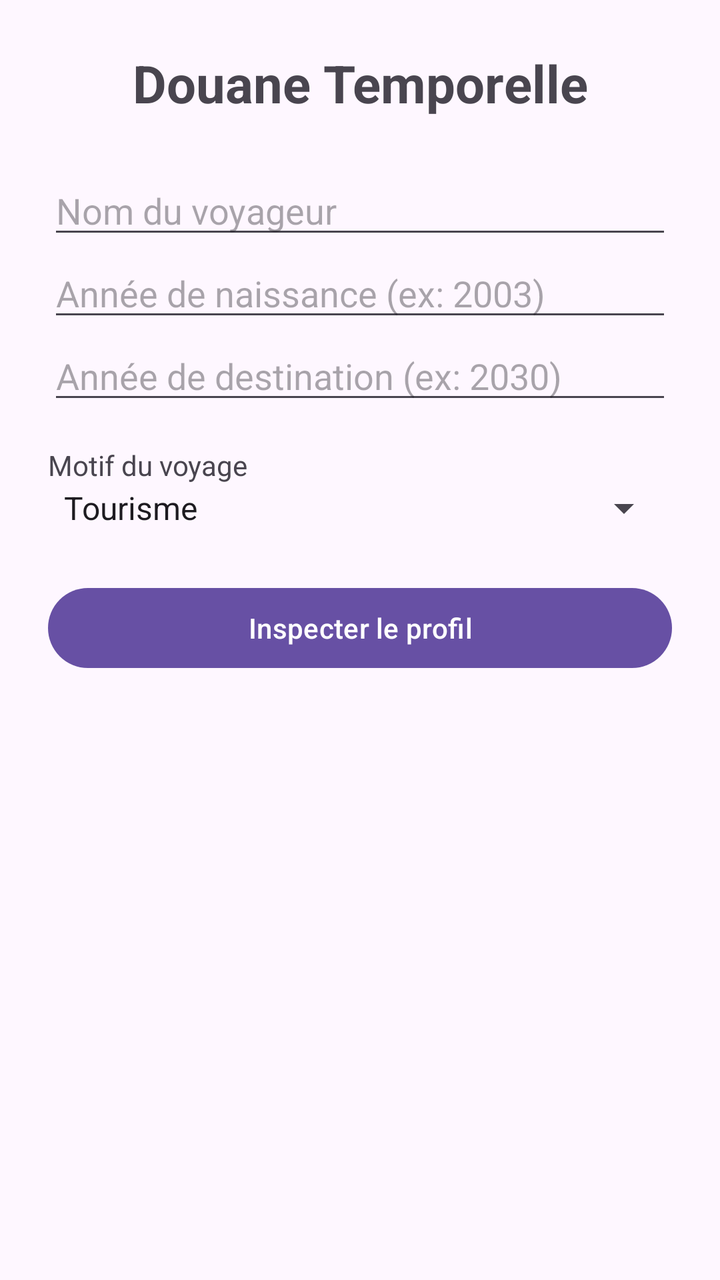
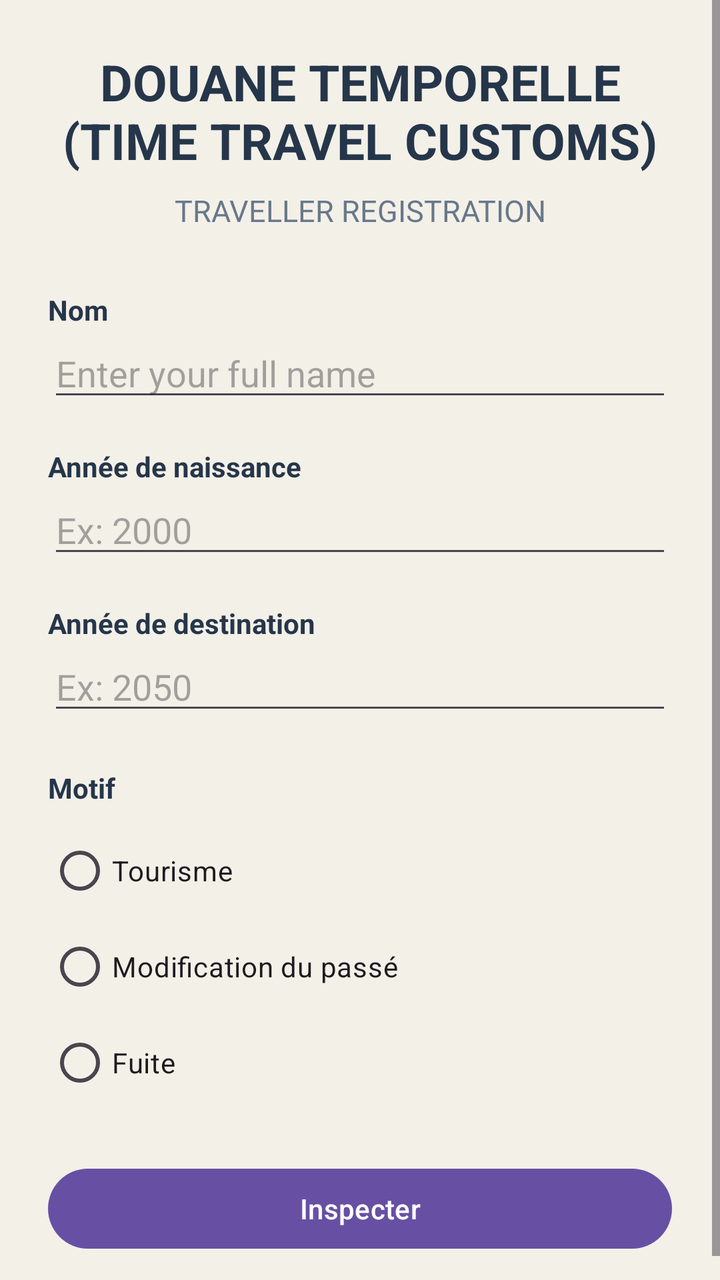

Before-and-after screenshots of an Android layout around one commit, followed by the original layout XML and the change that was made.
<!-- AndroidManifest.xml: application theme Theme.DouaneTemporelle -->
<!-- res/layout/activity_main.xml -->
<?xml version="1.0" encoding="utf-8"?>
<LinearLayout xmlns:android="http://schemas.android.com/apk/res/android"
    android:layout_width="match_parent"
    android:layout_height="match_parent"
    android:orientation="vertical"
    android:padding="24dp">

    <TextView
        android:id="@+id/tv_titre_hl"
        android:layout_width="match_parent"
        android:layout_height="wrap_content"
        android:text="@string/douane_temporelle"
        android:textSize="26sp"
        android:textStyle="bold"
        android:gravity="center"
        android:layout_marginBottom="24dp" />

    <EditText
        android:id="@+id/et_nom_hl"
        android:layout_width="match_parent"
        android:layout_height="wrap_content"
        android:autofillHints="" android:hint="@string/nom_du_voyageur"
        android:inputType="textPersonName" />

    <EditText
        android:id="@+id/et_naissance_hl"
        android:layout_width="match_parent"
        android:layout_height="wrap_content"
        android:autofillHints="" android:hint="@string/ann_e_de_naissance_ex_1990"
        android:inputType="number"
        android:maxLength="4" />

    <EditText
        android:id="@+id/et_destination_hl"
        android:layout_width="match_parent"
        android:layout_height="wrap_content"
        android:autofillHints="" android:hint="@string/ann_e_de_destination_ex_2050"
        android:inputType="number"
        android:maxLength="4" />

    <TextView
        android:id="@+id/tv_motif_label_hl"
        android:layout_width="match_parent"
        android:layout_height="wrap_content"
        android:text="@string/motif_du_voyage"
        android:layout_marginTop="16dp" />

    <Spinner
        android:id="@+id/spinner_motif_hl"
        android:layout_width="match_parent"
        android:layout_height="wrap_content"
        android:entries="@array/motifs" />

    <Button
        android:id="@+id/btn_inspecter_hl"
        android:layout_width="match_parent"
        android:layout_height="wrap_content"
        android:text="@string/inspecter_le_profil"
        android:layout_marginTop="24dp" />
</LinearLayout>
<!-- resources referenced by this layout -->
<resources>
  <string-array name="motifs">
          <item>Tourisme</item>
          <item>Modification du passé</item>
          <item>Fuite</item>
      </string-array>
  <string name="ann_e_de_destination_ex_2050">Année de destination (ex: 2030)</string>
  <string name="ann_e_de_naissance_ex_1990">Année de naissance (ex: 2003)</string>
  <string name="douane_temporelle">Douane Temporelle</string>
  <string name="inspecter_le_profil">Inspecter le profil</string>
  <string name="motif_du_voyage">Motif du voyage</string>
  <string name="nom_du_voyageur">Nom du voyageur</string>
  <style name="Theme.DouaneTemporelle" parent="Base.Theme.DouaneTemporelle" />
  <style name="Base.Theme.DouaneTemporelle" parent="Theme.Material3.DayNight.NoActionBar">
          
          
      </style>
</resources>

<!-- the commit's change to res/layout/activity_main.xml (unified diff, before → after) -->
@@ -1,60 +1,147 @@
 <?xml version="1.0" encoding="utf-8"?>
-<LinearLayout xmlns:android="http://schemas.android.com/apk/res/android"
+<ScrollView xmlns:android="http://schemas.android.com/apk/res/android"
     android:layout_width="match_parent"
     android:layout_height="match_parent"
-    android:orientation="vertical"
-    android:padding="24dp">
+    android:background="#F3F0E8"
+    android:id="@+id/scroll_main_kh">
 
-    <TextView
-        android:id="@+id/tv_titre_hl"
+    
+    <LinearLayout
+        android:id="@+id/layout_main_kh"
         android:layout_width="match_parent"
         android:layout_height="wrap_content"
-        android:text="@string/douane_temporelle"
-        android:textSize="26sp"
-        android:textStyle="bold"
-        android:gravity="center"
-        android:layout_marginBottom="24dp" />
+        android:orientation="vertical"
+        android:padding="24dp">
 
-    <EditText
-        android:id="@+id/et_nom_hl"
-        android:layout_width="match_parent"
-        android:layout_height="wrap_content"
-        android:autofillHints="" android:hint="@string/nom_du_voyageur"
-        android:inputType="textPersonName" />
+        
+        
+        <TextView
+            android:id="@+id/txt_title_kh"
+            android:layout_width="match_parent"
+            android:layout_height="wrap_content"
+            android:text="DOUANE TEMPORELLE (TIME TRAVEL CUSTOMS)"
+            android:textSize="25sp"
+            android:textStyle="bold"
+            android:textColor="#26364A"
+            android:gravity="center"
+            android:layout_marginBottom="8dp"/>
 
-    <EditText
-        android:id="@+id/et_naissance_hl"
-        android:layout_width="match_parent"
-        android:layout_height="wrap_content"
-        android:autofillHints="" android:hint="@string/ann_e_de_naissance_ex_1990"
-        android:inputType="number"
-        android:maxLength="4" />
+        
+        <TextView
+            android:id="@+id/txt_subtitle_kh"
+            android:layout_width="match_parent"
+            android:layout_height="wrap_content"
+            android:text="TRAVELLER REGISTRATION"
+            android:textSize="15sp"
+            android:textColor="#68788A"
+            android:gravity="center"
+            android:layout_marginBottom="30dp"/>
 
-    <EditText
-        android:id="@+id/et_destination_hl"
-        android:layout_width="match_parent"
-        android:layout_height="wrap_content"
-        android:autofillHints="" android:hint="@string/ann_e_de_destination_ex_2050"
-        android:inputType="number"
-        android:maxLength="4" />
+        
+        <TextView
+            android:id="@+id/txt_nom_kh"
+            android:layout_width="wrap_content"
+            android:layout_height="wrap_content"
+            android:text="Nom"
+            android:textStyle="bold"
+            android:textColor="#26364A"/>
 
-    <TextView
-        android:id="@+id/tv_motif_label_hl"
-        android:layout_width="match_parent"
-        android:layout_height="wrap_content"
-        android:text="@string/motif_du_voyage"
-        android:layout_marginTop="16dp" />
+        
+        <EditText
+            android:id="@+id/edt_nom_kh"
+            android:layout_width="match_parent"
+            android:layout_height="wrap_content"
+            android:hint="Enter your full name"
+            android:inputType="textPersonName"
+            android:layout_marginBottom="18dp"/>
+        android:minHeight="48dp"
 
-    <Spinner
-        android:id="@+id/spinner_motif_hl"
-        android:layout_width="match_parent"
-        android:layout_height="wrap_content"
-        android:entries="@array/motifs" />
+        
+        <TextView
+            android:id="@+id/txt_naissance_kh"
+            android:layout_width="wrap_content"
+            android:layout_height="wrap_content"
+            android:text="Année de naissance"
+            android:textStyle="bold"
+            android:textColor="#26364A"/>
 
-    <Button
-        android:id="@+id/btn_inspecter_hl"
-        android:layout_width="match_parent"
-        android:layout_height="wrap_content"
-        android:text="@string/inspecter_le_profil"
-        android:layout_marginTop="24dp" />
-</LinearLayout>
+        
+        <EditText
+            android:id="@+id/edt_naissance_kh"
+            android:layout_width="match_parent"
+            android:layout_height="wrap_content"
+            android:hint="Ex: 2000"
+            android:inputType="number"
+            android:layout_marginBottom="18dp"/>
+        android:minHeight="48dp"
+
+        
+        <TextView
+            android:id="@+id/txt_destination_kh"
+            android:layout_width="wrap_content"
+            android:layout_height="wrap_content"
+            android:text="Année de destination"
+            android:textStyle="bold"
+            android:textColor="#26364A"/>
+
+        
+        <EditText
+            android:id="@+id/edt_destination_kh"
+            android:layout_width="match_parent"
+            android:layout_height="wrap_content"
+            android:hint="Ex: 2050"
+            android:inputType="number"
+            android:layout_marginBottom="22dp"/>
+        android:minHeight="48dp"
+
+        
+        <TextView
+            android:id="@+id/txt_motif_kh"
+            android:layout_width="wrap_content"
+            android:layout_height="wrap_content"
+            android:text="Motif"
+            android:textStyle="bold"
+            android:textColor="#26364A"
+            android:layout_marginBottom="8dp"/>
+
+        
+        <RadioGroup
+            android:id="@+id/radio_motif_kh"
+            android:layout_width="match_parent"
+            android:layout_height="wrap_content"
+            android:orientation="vertical">
+
+            
+            <RadioButton
+                android:id="@+id/rb_tourisme_kh"
+                android:layout_width="wrap_content"
+                android:layout_height="wrap_content"
+                android:text="Tourisme"/>
+
+            
+            <RadioButton
+                android:id="@+id/rb_passe_kh"
+                android:layout_width="wrap_content"
+                android:layout_height="wrap_content"
+                android:text="Modification du passé"/>
+
+            
+            <RadioButton
+                android:id="@+id/rb_fuite_kh"
+                android:layout_width="wrap_content"
+                android:layout_height="wrap_content"
+                android:text="Fuite"/>
+
+        </RadioGroup>
+
+        
+        <Button
+            android:id="@+id/btn_inspecter_kh"
+            android:layout_width="match_parent"
+            android:layout_height="wrap_content"
+            android:text="Inspecter"
+            android:layout_marginTop="25dp"/>
+
+    </LinearLayout>
+
+</ScrollView>
<!-- resource entries referenced after the edit -->
@@ -1,16 +1,5 @@
 <!-- resources referenced by this layout -->
 <resources>
-  <string-array name="motifs">
-          <item>Tourisme</item>
-          <item>Modification du passé</item>
-          <item>Fuite</item>
-      </string-array>
-  <string name="ann_e_de_destination_ex_2050">Année de destination (ex: 2030)</string>
-  <string name="ann_e_de_naissance_ex_1990">Année de naissance (ex: 2003)</string>
-  <string name="douane_temporelle">Douane Temporelle</string>
-  <string name="inspecter_le_profil">Inspecter le profil</string>
-  <string name="motif_du_voyage">Motif du voyage</string>
-  <string name="nom_du_voyageur">Nom du voyageur</string>
   <style name="Theme.DouaneTemporelle" parent="Base.Theme.DouaneTemporelle" />
   <style name="Base.Theme.DouaneTemporelle" parent="Theme.Material3.DayNight.NoActionBar">
           
